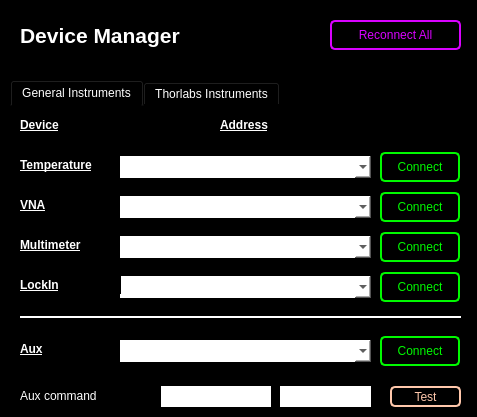
Qt form device_manager/device_manager.ui (floriantheuss/RDS_measure) before a commit.
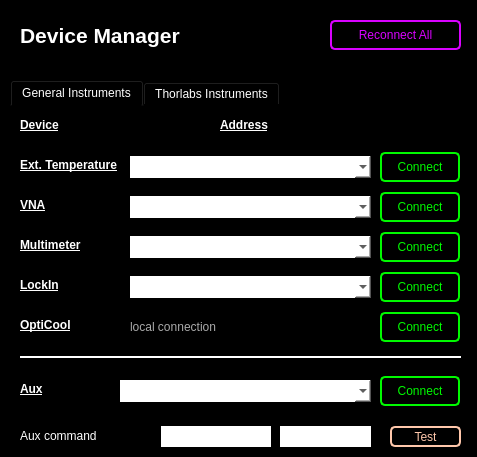
The same form after that commit.

Commit message: add opticool and make related changes

```diff
--- a/device_manager/device_manager.ui
+++ b/device_manager/device_manager.ui
@@ -7,7 +7,7 @@
     <x>0</x>
     <y>0</y>
     <width>477</width>
-    <height>417</height>
+    <height>457</height>
    </rect>
   </property>
   <property name="windowTitle">
@@ -52,7 +52,7 @@
       <x>10</x>
       <y>80</y>
       <width>451</width>
-      <height>351</height>
+      <height>391</height>
      </rect>
     </property>
     <property name="minimumSize">
@@ -91,11 +91,53 @@
      <attribute name="title">
       <string>General Instruments</string>
      </attribute>
+     <widget class="QLabel" name="label_opticool">
+      <property name="geometry">
+       <rect>
+        <x>10</x>
+        <y>210</y>
+        <width>101</width>
+        <height>18</height>
+       </rect>
+      </property>
+      <property name="text">
+       <string>&lt;html&gt;&lt;head/&gt;&lt;body&gt;&lt;p&gt;&lt;span style=&quot; font-weight:600; text-decoration: underline; color:#ffffff;&quot;&gt;OptiCool&lt;/span&gt;&lt;/p&gt;&lt;/body&gt;&lt;/html&gt;</string>
+      </property>
+     </widget>
+     <widget class="QLabel" name="label_opticool_local">
+      <property name="geometry">
+       <rect>
+        <x>120</x>
+        <y>210</y>
+        <width>241</width>
+        <height>22</height>
+       </rect>
+      </property>
+      <property name="text">
+       <string>&lt;html&gt;&lt;head/&gt;&lt;body&gt;&lt;p&gt;&lt;span style=&quot; color:#aaaaaa;&quot;&gt;local connection&lt;/span&gt;&lt;/p&gt;&lt;/body&gt;&lt;/html&gt;</string>
+      </property>
+     </widget>
+     <widget class="QPushButton" name="connectOptiCoolBtn">
+      <property name="geometry">
+       <rect>
+        <x>370</x>
+        <y>206</y>
+        <width>80</width>
+        <height>30</height>
+       </rect>
+      </property>
+      <property name="styleSheet">
+       <string notr="true">color: rgb(0,250,0);background-color:rgb(0,0,0);border: 2px solid rgb(0,250,0);border-radius: 5px</string>
+      </property>
+      <property name="text">
+       <string>Connect</string>
+      </property>
+     </widget>
      <widget class="Line" name="line">
       <property name="geometry">
        <rect>
         <x>10</x>
-        <y>210</y>
+        <y>250</y>
         <width>441</width>
         <height>2</height>
        </rect>
@@ -116,7 +158,7 @@
       <property name="geometry">
        <rect>
         <x>10</x>
-        <y>234</y>
+        <y>274</y>
         <width>55</width>
         <height>18</height>
        </rect>
@@ -129,7 +171,7 @@
       <property name="geometry">
        <rect>
         <x>370</x>
-        <y>230</y>
+        <y>270</y>
         <width>80</width>
         <height>30</height>
        </rect>
@@ -162,12 +204,12 @@
        <rect>
         <x>10</x>
         <y>50</y>
-        <width>91</width>
+        <width>101</width>
         <height>18</height>
        </rect>
       </property>
       <property name="text">
-       <string>&lt;html&gt;&lt;head/&gt;&lt;body&gt;&lt;p&gt;&lt;span style=&quot; font-weight:600; text-decoration: underline; color:#ffffff;&quot;&gt;Temperature&lt;/span&gt;&lt;/p&gt;&lt;/body&gt;&lt;/html&gt;</string>
+       <string>&lt;html&gt;&lt;head/&gt;&lt;body&gt;&lt;p&gt;&lt;span style=&quot; font-weight:600; text-decoration: underline; color:#ffffff;&quot;&gt;Ext. Temperature&lt;/span&gt;&lt;/p&gt;&lt;/body&gt;&lt;/html&gt;</string>
       </property>
      </widget>
      <widget class="QLineEdit" name="auxCommandLine">
@@ -177,7 +219,7 @@
       <property name="geometry">
        <rect>
         <x>110</x>
-        <y>280</y>
+        <y>320</y>
         <width>151</width>
         <height>21</height>
        </rect>
@@ -193,9 +235,9 @@
      <widget class="QComboBox" name="lockinIPAddressBox">
       <property name="geometry">
        <rect>
-        <x>110</x>
+        <x>120</x>
         <y>170</y>
-        <width>251</width>
+        <width>241</width>
         <height>22</height>
        </rect>
       </property>
@@ -258,9 +300,9 @@
      <widget class="QComboBox" name="multimeterIPAddressBox">
       <property name="geometry">
        <rect>
-        <x>110</x>
+        <x>120</x>
         <y>130</y>
-        <width>251</width>
+        <width>241</width>
         <height>22</height>
        </rect>
       </property>
@@ -276,7 +318,7 @@
       <property name="geometry">
        <rect>
         <x>10</x>
-        <y>280</y>
+        <y>320</y>
         <width>141</width>
         <height>21</height>
        </rect>
@@ -302,7 +344,7 @@
       <property name="geometry">
        <rect>
         <x>110</x>
-        <y>234</y>
+        <y>274</y>
         <width>251</width>
         <height>22</height>
        </rect>
@@ -335,7 +377,7 @@
       <property name="geometry">
        <rect>
         <x>270</x>
-        <y>280</y>
+        <y>320</y>
         <width>91</width>
         <height>21</height>
        </rect>
@@ -361,7 +403,7 @@
       <property name="geometry">
        <rect>
         <x>380</x>
-        <y>280</y>
+        <y>320</y>
         <width>71</width>
         <height>21</height>
        </rect>
@@ -376,9 +418,9 @@
      <widget class="QComboBox" name="vnaIPAddressBox">
       <property name="geometry">
        <rect>
-        <x>110</x>
+        <x>120</x>
         <y>90</y>
-        <width>251</width>
+        <width>241</width>
         <height>22</height>
        </rect>
       </property>
@@ -393,9 +435,9 @@
      <widget class="QComboBox" name="tempIPAddressBox">
       <property name="geometry">
        <rect>
-        <x>110</x>
+        <x>120</x>
         <y>50</y>
-        <width>251</width>
+        <width>241</width>
         <height>22</height>
        </rect>
       </property>
```
The commit also changes 7 other files.
